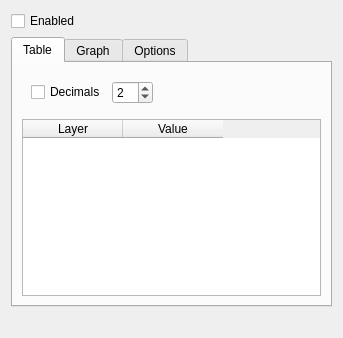
Old version of the form ui_valuewidgetbase.ui in the repository etiennesky/valuetool.
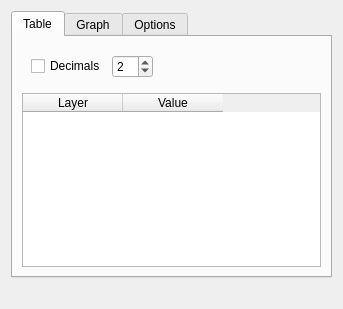
New version of the form.

Commit message: remove Active/Enable checkbox

What changed in the file:
```diff
--- a/ui_valuewidgetbase.ui
+++ b/ui_valuewidgetbase.ui
@@ -7,43 +7,13 @@
     <x>0</x>
     <y>0</y>
     <width>343</width>
-    <height>338</height>
+    <height>309</height>
    </rect>
   </property>
   <property name="windowTitle">
    <string>Form</string>
   </property>
   <layout class="QVBoxLayout" name="verticalLayout">
-   <item>
-    <layout class="QHBoxLayout" name="horizontalLayout">
-     <item>
-      <widget class="QCheckBox" name="cbxActive">
-       <property name="toolTip">
-        <string>(Shift+A) to toggle</string>
-       </property>
-       <property name="statusTip">
-        <string>Check to activate value tool</string>
-       </property>
-       <property name="text">
-        <string>Enabled</string>
-       </property>
-      </widget>
-     </item>
-     <item>
-      <spacer name="horizontalSpacer">
-       <property name="orientation">
-        <enum>Qt::Horizontal</enum>
-       </property>
-       <property name="sizeHint" stdset="0">
-        <size>
-         <width>40</width>
-         <height>20</height>
-        </size>
-       </property>
-      </spacer>
-     </item>
-    </layout>
-   </item>
    <item>
     <widget class="QTabWidget" name="tabWidget">
      <property name="tabPosition">
```
The commit also changes 3 other files.
